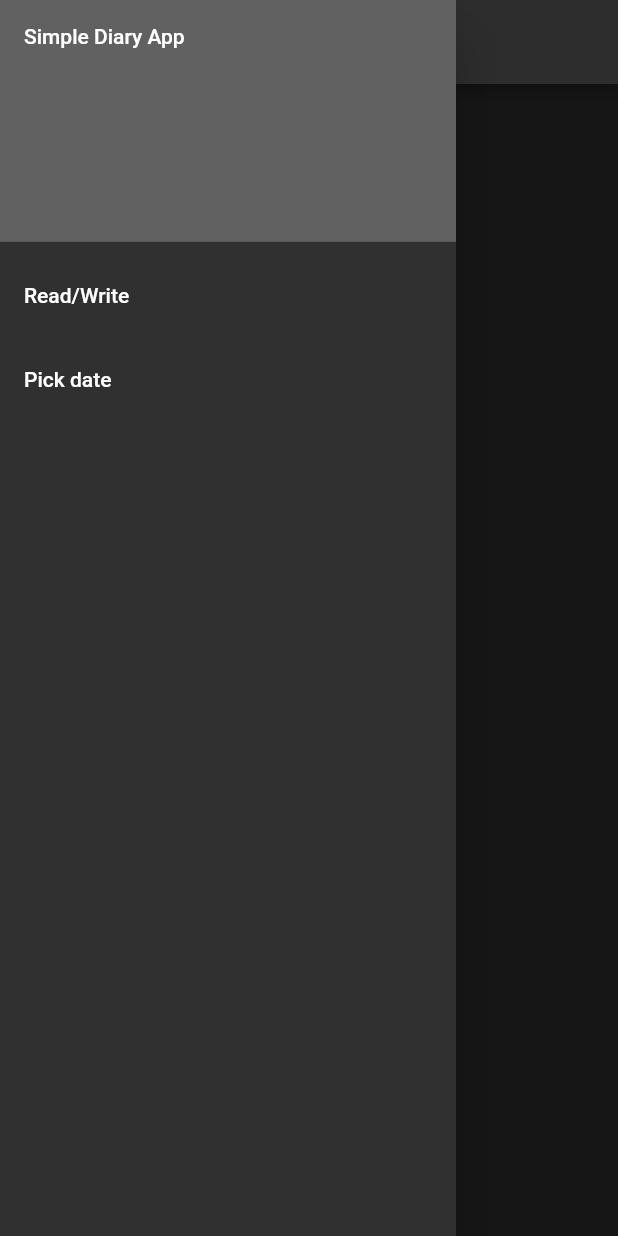
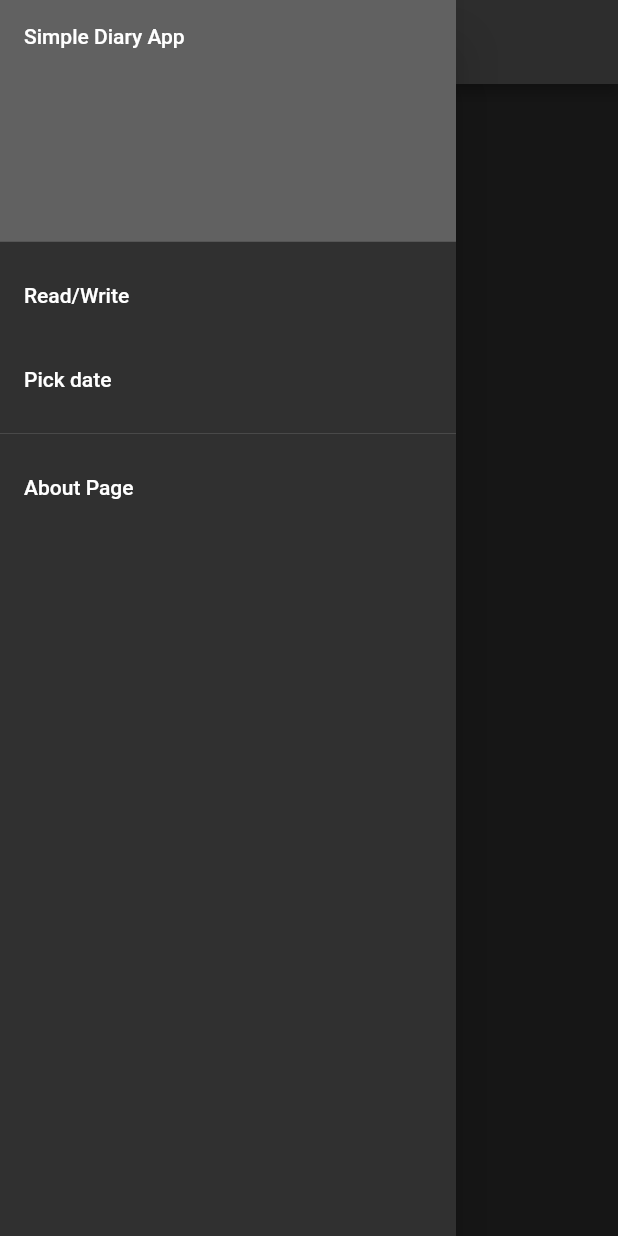
Before and after one commit to getraid/Simple-Diary, a Flutter app: the screen it shows after launch, with the side drawer open, on a phone screen of 412 x 824 dp. Run offline on Flutter 3.47's test engine with Material 2 defaults, Android fonts, the phone set to English and light mode, and no system bars.

Commit message:
Added about page, refactored code

```diff
--- a/lib/main.dart
+++ b/lib/main.dart
@@ -12,8 +12,9 @@ class MyApp extends StatelessWidget {
       theme: ThemeData(
         brightness: Brightness.dark,
         primaryColor: Colors.grey[700],
-    accentColor: Colors.yellowAccent,),
-      home: MyHomePage(title: appTitle, currentPage: 1),
+        accentColor: Colors.yellowAccent,
+      ),
+      home: MyHomePage(title: appTitle, currentPage: 0),
     );
   }
 }
@@ -37,7 +38,8 @@ class _MyHomePageState extends State<MyHomePage> {
   }
 
   Widget firstBody() {
-    Widget retObj = Center(child: Text('This is Page ' + _currentPage.toString()));
+    Widget retObj =
+        Center(child: Text('This is Page ' + _currentPage.toString()));
 
     return retObj;
   }
@@ -52,10 +54,10 @@ class _MyHomePageState extends State<MyHomePage> {
 
   Widget decideBody(index) {
     switch (index) {
-      case 1:
+      case 0:
         return firstBody();
         break;
-      case 2:
+      case 1:
         return secondBody();
         break;
       default:
@@ -65,15 +67,7 @@ class _MyHomePageState extends State<MyHomePage> {
 
   @override
   Widget build(BuildContext context) {
-    return new Scaffold(
-      appBar: AppBar(title: Text(widget.title)),
-      body: decideBody(_currentPage),
-      drawer: Drawer(
-        child: ListView(
-          // Important: Remove any padding from the ListView.
-          padding: EdgeInsets.zero,
-          children: <Widget>[
-            DrawerHeader(
+    DrawerHeader sideBarHeader = new DrawerHeader(
         child: Text('Simple Diary App'),
         decoration: BoxDecoration(
             color: Colors.grey[700],
@@ -85,26 +79,67 @@ class _MyHomePageState extends State<MyHomePage> {
         //   // ).image,
         //   // fit: BoxFit.cover, )
         //   ),
-                ),
-            ListTile(
-              title: Text('Read/Write'),
+        );
+
+    //
+    List<Widget> sideBarEntrys() {
+      List entrys = new List();
+      entrys.add('Read/Write');
+      entrys.add('Pick date');
+
+      List<Widget> temp = new List();
+      temp.add(sideBarHeader);
+      for (var i = 0; i < entrys.length; i++) {
+        temp.add(ListTile(
+            title: Text(entrys[i]),
             onTap: () {
               Navigator.of(context).pop();
               setState(() {
-                  _currentPage = 1;
+                _currentPage = i;
               });
-              },
-            ),
-            ListTile(
-              title: Text('Pick date'),
+            }));
+      }
+      temp.add(Divider());
+      temp.add(ListTile(
+          title: Text("About Page"),
           onTap: () {
             Navigator.of(context).pop();
-                setState(() {
-                  _currentPage = 2;
-                });
+
+            Navigator.push(
+              context,
+              MaterialPageRoute(builder: (context) => AboutPage()),
+            );
+          }));
+
+      return temp;
+    }
+
+    return new Scaffold(
+        appBar: AppBar(title: Text(widget.title)),
+        body: decideBody(_currentPage),
+        drawer: new Drawer(
+          child: ListView(
+            // Important: Remove any padding from the ListView.
+            padding: EdgeInsets.zero,
+            children: sideBarEntrys(),
+          ),
+        ));
+  }
+}
+
+class AboutPage extends StatelessWidget {
+  @override
+  Widget build(BuildContext context) {
+    return Scaffold(
+      appBar: AppBar(
+        title: Text("About"),
+      ),
+      body: Center(
+        child: RaisedButton(
+          onPressed: () {
+            // Navigate back to first route when tapped.
           },
-            ),
-          ],
+          child: Text('Go back!'),
         ),
       ),
     );
```
Lines whose indentation alone changed are shown as unchanged.
